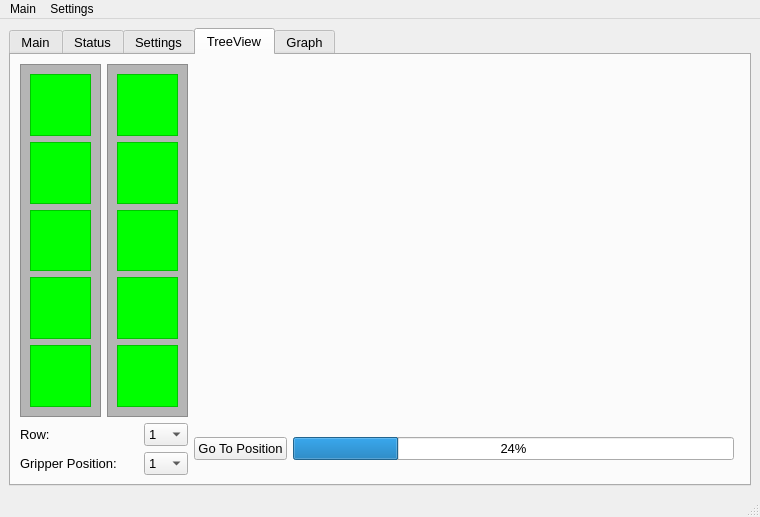
First picture: the form in gui/mainwindow2.ui, repository HK-AutoPlant/Gantry, before the edit.
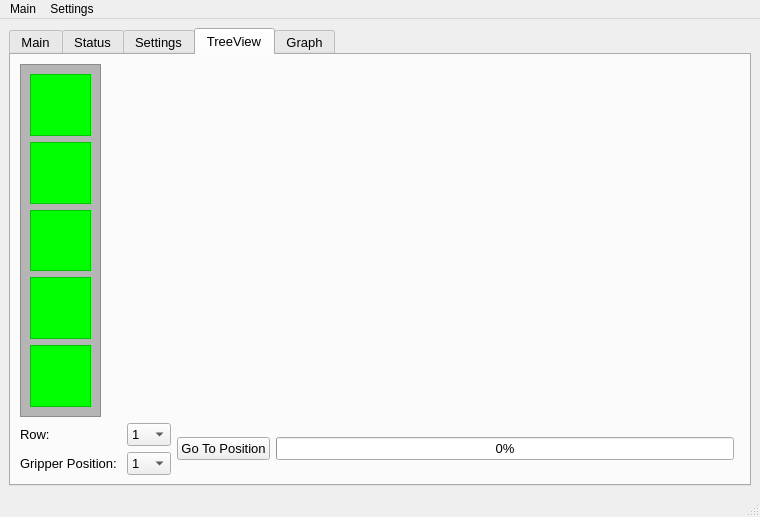
Second picture: the form after the edit. The open tabs and pages were chosen to show the change. Icons and pictures are not drawn. Custom widgets are drawn as their Qt base class.

Patch:
```diff
--- a/gui/mainwindow2.ui
+++ b/gui/mainwindow2.ui
@@ -6,7 +6,7 @@
    <rect>
     <x>0</x>
     <y>0</y>
-    <width>733</width>
+    <width>739</width>
     <height>514</height>
    </rect>
   </property>
@@ -1402,7 +1402,7 @@
         <item row="1" column="4" rowspan="2">
          <widget class="QProgressBar" name="progressBar_treeCollecting">
           <property name="value">
-           <number>24</number>
+           <number>0</number>
           </property>
          </widget>
         </item>
@@ -1437,108 +1437,7 @@
           </item>
          </widget>
         </item>
-        <item row="0" column="1" colspan="2">
-         <widget class="QFrame" name="frame_big_3">
-          <property name="minimumSize">
-           <size>
-            <width>81</width>
-            <height>351</height>
-           </size>
-          </property>
-          <property name="styleSheet">
-           <string notr="true">background-color:rgb(181, 181, 181)</string>
-          </property>
-          <property name="frameShape">
-           <enum>QFrame::StyledPanel</enum>
-          </property>
-          <property name="frameShadow">
-           <enum>QFrame::Raised</enum>
-          </property>
-          <layout class="QGridLayout" name="gridLayout_3">
-           <item row="0" column="0">
-            <widget class="QFrame" name="frame_11">
-             <property name="autoFillBackground">
-              <bool>false</bool>
-             </property>
-             <property name="styleSheet">
-              <string notr="true">background-color:rgb(0, 255, 0)</string>
-             </property>
-             <property name="frameShape">
-              <enum>QFrame::StyledPanel</enum>
-             </property>
-             <property name="frameShadow">
-              <enum>QFrame::Raised</enum>
-             </property>
-            </widget>
-           </item>
-           <item row="1" column="0">
-            <widget class="QFrame" name="frame_12">
-             <property name="autoFillBackground">
-              <bool>false</bool>
-             </property>
-             <property name="styleSheet">
-              <string notr="true">background-color:rgb(0, 255, 0)</string>
-             </property>
-             <property name="frameShape">
-              <enum>QFrame::StyledPanel</enum>
-             </property>
-             <property name="frameShadow">
-              <enum>QFrame::Raised</enum>
-             </property>
-            </widget>
-           </item>
-           <item row="2" column="0">
-            <widget class="QFrame" name="frame_13">
-             <property name="autoFillBackground">
-              <bool>false</bool>
-             </property>
-             <property name="styleSheet">
-              <string notr="true">background-color:rgb(0, 255, 0)</string>
-             </property>
-             <property name="frameShape">
-              <enum>QFrame::StyledPanel</enum>
-             </property>
-             <property name="frameShadow">
-              <enum>QFrame::Raised</enum>
-             </property>
-            </widget>
-           </item>
-           <item row="3" column="0">
-            <widget class="QFrame" name="frame_14">
-             <property name="autoFillBackground">
-              <bool>false</bool>
-             </property>
-             <property name="styleSheet">
-              <string notr="true">background-color:rgb(0, 255, 0)</string>
-             </property>
-             <property name="frameShape">
-              <enum>QFrame::StyledPanel</enum>
-             </property>
-             <property name="frameShadow">
-              <enum>QFrame::Raised</enum>
-             </property>
-            </widget>
-           </item>
-           <item row="4" column="0">
-            <widget class="QFrame" name="frame_15">
-             <property name="autoFillBackground">
-              <bool>false</bool>
-             </property>
-             <property name="styleSheet">
-              <string notr="true">background-color:rgb(0, 255, 0)</string>
-             </property>
-             <property name="frameShape">
-              <enum>QFrame::StyledPanel</enum>
-             </property>
-             <property name="frameShadow">
-              <enum>QFrame::Raised</enum>
-             </property>
-            </widget>
-           </item>
-          </layout>
-         </widget>
-        </item>
-        <item row="0" column="3" colspan="3">
+        <item row="0" column="1" colspan="5">
          <widget class="TreeHive" name="treeWidget" native="true"/>
         </item>
        </layout>
```
Left out of the diff: 4 changed lines with no effect on the pictures.
